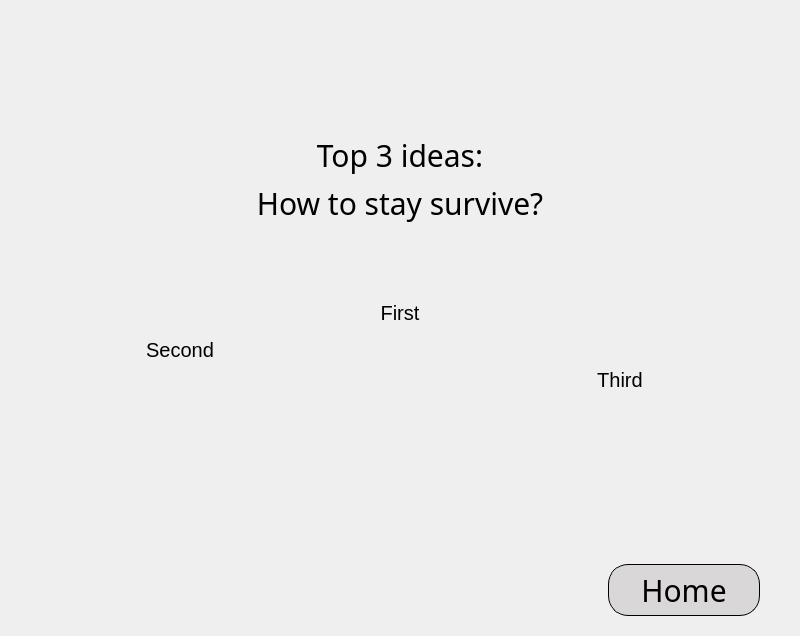
The window that OS_Lab9_Client/mainwindow.ui (Bohdan2113/OS_Lab9_Client) describes before a commit, drawn with Qt 5.
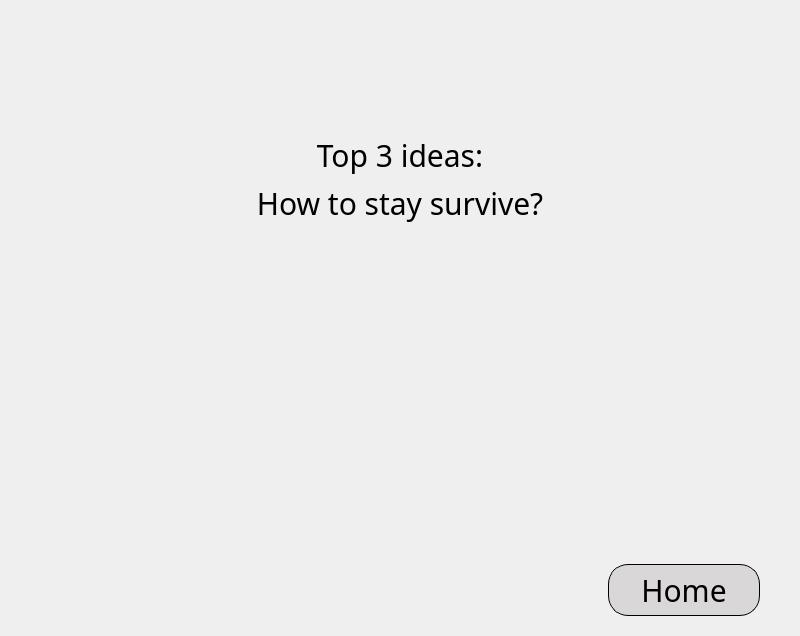
The same window after the commit. The open tabs and pages were chosen to show the change. Icons and pictures are not drawn.

```diff
--- a/OS_Lab9_Client/mainwindow.ui
+++ b/OS_Lab9_Client/mainwindow.ui
@@ -1343,7 +1343,7 @@
 </string>
                </property>
                <property name="text">
-                <string>Second</string>
+                <string/>
                </property>
                <property name="alignment">
                 <set>Qt::AlignmentFlag::AlignCenter</set>
@@ -1437,7 +1437,7 @@
 </string>
                </property>
                <property name="text">
-                <string>First</string>
+                <string/>
                </property>
                <property name="alignment">
                 <set>Qt::AlignmentFlag::AlignCenter</set>
@@ -1526,7 +1526,7 @@
 </string>
                </property>
                <property name="text">
-                <string>Third</string>
+                <string/>
                </property>
                <property name="alignment">
                 <set>Qt::AlignmentFlag::AlignCenter</set>
```
Left out of the diff: 2 changed lines with no effect on the pictures.
